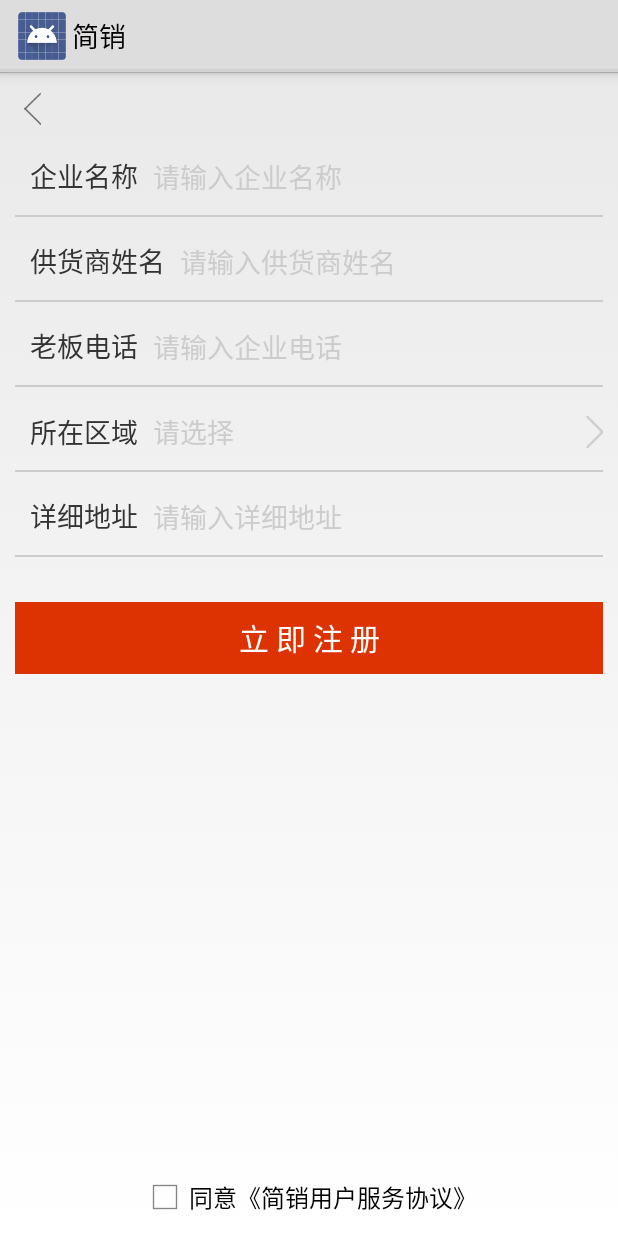
After one commit to chenmi1234/janepin.github, an Android app: the layout activity_register_area.xml on its own in the app's theme, with its tools: preview values and no code run, on a phone screen of 412 x 824 dp. The commit adds this screen. Run offline under Robolectric (Android 15) with nearby library versions, the phone set to English and light mode, and no system bars.

Commit message:
地址信息注册

```diff
--- a/app/src/main/AndroidManifest.xml
+++ b/app/src/main/AndroidManifest.xml
@@ -28,6 +28,7 @@
         <activity android:name="com.lianpos.activity.MainActivity"></activity>
         <activity android:name="com.lianpos.devfoucs.login.activity.RegisterActivity"></activity>
         <activity android:name="com.lianpos.devfoucs.login.activity.RegisterInfoActivity"></activity>
+        <activity android:name="com.lianpos.devfoucs.login.activity.RegisterAreaActivity"></activity>
     </application>
 
 </manifest>
--- /dev/null
+++ b/app/src/main/java/com/lianpos/devfoucs/login/activity/RegisterAreaActivity.java
@@ -0,0 +1,129 @@
+package com.lianpos.devfoucs.login.activity;
+
+import android.os.Bundle;
+import android.view.KeyEvent;
+import android.view.View;
+import android.widget.Button;
+import android.widget.EditText;
+import android.widget.ImageView;
+import android.widget.RelativeLayout;
+import android.widget.TextView;
+
+import com.lianpos.activity.R;
+import com.lianpos.firebase.BaseActivity;
+import com.lianpos.util.CheckInforUtils;
+
+/**
+ * Description:注册
+ * Created by wangshuai on 2017/10/31.
+ */
+
+public class RegisterAreaActivity extends BaseActivity implements View.OnClickListener {
+    // 企业名称
+    private EditText enterprise_name;
+    // 供货商名称
+    private EditText supplier_name;
+    // 老板电话
+    private EditText boss_phone;
+    // 区域选择
+    private RelativeLayout area_choose;
+    // 区域
+    private TextView area_text;
+    // 详细地址
+    private EditText detailed_address;
+    // 立即注册
+    private Button immediate_registration;
+    // 返回
+    private ImageView register_back;
+    // 手机号check
+    private TextView registerPhoneMessage;
+
+    @Override
+    protected void onCreate(Bundle savedInstanceState) {
+        super.onCreate(savedInstanceState);
+        setContentView(R.layout.activity_register);
+        init();
+    }
+
+    private void init() {
+        // 初始化控件
+        initActivity();
+        // 初始化点击事件
+        initEvent();
+        // 方法实现
+        funRealization();
+    }
+
+    /**
+     * 初始化控件
+     */
+    private void initActivity() {
+        // 企业名称
+        enterprise_name = (EditText) findViewById(R.id.enterprise_name);
+        // 供货商名称
+        supplier_name = (EditText) findViewById(R.id.supplier_name);
+        // 老板电话
+        boss_phone = (EditText) findViewById(R.id.boss_phone);
+        // 区域选择
+        area_choose = (RelativeLayout) findViewById(R.id.area_choose);
+        // 区域
+        area_text = (TextView) findViewById(R.id.area_text);
+        // 详细地址
+        detailed_address = (EditText) findViewById(R.id.detailed_address);
+        // 立即注册
+        immediate_registration = (Button) findViewById(R.id.immediate_registration);
+        // 返回
+        register_back = (ImageView) findViewById(R.id.register_back);
+        // 手机号验证
+        registerPhoneMessage = (TextView) findViewById(R.id.registerPhoneMessage);
+    }
+
+    /**
+     * 初始化点击事件
+     */
+    private void initEvent() {
+        // 区域选择
+        area_choose.setOnClickListener(this);
+        // 立即注册
+        immediate_registration.setOnClickListener(this);
+        // 返回
+        register_back.setOnClickListener(this);
+    }
+
+    /**
+     * 方法实现
+     */
+    private void funRealization() {
+        // PhoneNumber输入结束监听
+        boss_phone.setOnEditorActionListener(new TextView.OnEditorActionListener() {
+            @Override
+            public boolean onEditorAction(TextView v, int actionId, KeyEvent event) {
+                if (!boss_phone.getText().toString().isEmpty()) {
+                    if (CheckInforUtils.isMobile(boss_phone.getText().toString())) {
+                        registerPhoneMessage.setVisibility(View.GONE);
+                    } else {
+                        registerPhoneMessage.setVisibility(View.VISIBLE);
+                        registerPhoneMessage.setText("请输入正确的手机号");
+                    }
+                } else {
+                    registerPhoneMessage.setVisibility(View.VISIBLE);
+                    registerPhoneMessage.setText("请输入手机号");
+                }
+                return false;
+            }
+        });
+    }
+
+    @Override
+    public void onClick(View v) {
+        switch (v.getId()) {
+            case R.id.area_choose:
+                break;
+            case R.id.immediate_registration:
+                break;
+            case R.id.register_back:
+                finish();
+                break;
+        }
+    }
+}
--- a/app/src/main/java/com/lianpos/devfoucs/login/activity/RegisterInfoActivity.java
+++ b/app/src/main/java/com/lianpos/devfoucs/login/activity/RegisterInfoActivity.java
@@ -127,7 +127,7 @@ public class RegisterInfoActivity extends BaseActivity implements View.OnClickLi
                 break;
             case R.id.next_button:
                 Intent intent1 = new Intent();
-                intent1.setClass(RegisterInfoActivity.this, LoginActivity.class);
+                intent1.setClass(RegisterInfoActivity.this, RegisterAreaActivity.class);
                 startActivity(intent1);
                 break;
             case R.id.register_back:
--- /dev/null
+++ b/app/src/main/res/layout/activity_register_area.xml
@@ -0,0 +1,280 @@
+<?xml version="1.0" encoding="utf-8"?>
+<LinearLayout xmlns:android="http://schemas.android.com/apk/res/android"
+    android:layout_width="match_parent"
+    android:layout_height="match_parent"
+    android:orientation="vertical">
+
+    <RelativeLayout
+        android:layout_width="match_parent"
+        android:layout_height="50dp">
+
+        <ImageView
+            android:id="@+id/register_back"
+            android:layout_width="wrap_content"
+            android:layout_height="wrap_content"
+            android:layout_centerVertical="true"
+            android:layout_marginLeft="10dp"
+            android:src="@mipmap/bcak" />
+    </RelativeLayout>
+
+    <LinearLayout
+        android:layout_width="match_parent"
+        android:layout_height="wrap_content"
+        android:orientation="horizontal">
+
+        <TextView
+            android:layout_width="wrap_content"
+            android:layout_height="wrap_content"
+            android:layout_marginLeft="20dp"
+            android:text="企业名称"
+            android:textColor="#333333"
+            android:textSize="18dp" />
+
+        <RelativeLayout
+            android:layout_width="match_parent"
+            android:layout_height="40dp"
+            android:layout_marginLeft="10dp"
+            android:layout_marginRight="10dp">
+
+            <EditText
+                android:id="@+id/enterprise_name"
+                android:layout_width="match_parent"
+                android:layout_height="40dp"
+                android:background="@null"
+                android:hint="请输入企业名称"
+                android:inputType="number"
+                android:maxLength="11"
+                android:singleLine="true"
+                android:textColorHint="#cccccc" />
+
+        </RelativeLayout>
+    </LinearLayout>
+
+    <ImageView
+        android:layout_width="match_parent"
+        android:layout_height="1dp"
+        android:layout_marginBottom="10dp"
+        android:layout_marginLeft="10dp"
+        android:layout_marginRight="10dp"
+        android:layout_marginTop="5dp"
+        android:background="#cccccc" />
+
+    <LinearLayout
+        android:layout_width="match_parent"
+        android:layout_height="wrap_content"
+        android:orientation="horizontal">
+
+        <TextView
+            android:layout_width="wrap_content"
+            android:layout_height="wrap_content"
+            android:layout_marginLeft="20dp"
+            android:text="供货商姓名"
+            android:textColor="#333333"
+            android:textSize="18dp" />
+
+        <RelativeLayout
+            android:layout_width="match_parent"
+            android:layout_height="40dp"
+            android:layout_marginLeft="10dp"
+            android:layout_marginRight="10dp">
+
+            <EditText
+                android:id="@+id/supplier_name"
+                android:layout_width="match_parent"
+                android:layout_height="40dp"
+                android:background="@null"
+                android:digits="@string/filter_vcode"
+                android:hint="请输入供货商姓名"
+                android:inputType="textPassword"
+                android:maxLength="16"
+                android:singleLine="true"
+                android:textColorHint="#cccccc" />
+
+        </RelativeLayout>
+
+    </LinearLayout>
+
+    <ImageView
+        android:layout_width="match_parent"
+        android:layout_height="1dp"
+        android:layout_marginBottom="10dp"
+        android:layout_marginLeft="10dp"
+        android:layout_marginRight="10dp"
+        android:layout_marginTop="5dp"
+        android:background="#cccccc" />
+
+    <LinearLayout
+        android:layout_width="match_parent"
+        android:layout_height="wrap_content"
+        android:orientation="horizontal">
+
+        <TextView
+            android:layout_width="wrap_content"
+            android:layout_height="wrap_content"
+            android:layout_marginLeft="20dp"
+            android:text="老板电话"
+            android:textColor="#333333"
+            android:textSize="18dp" />
+
+        <RelativeLayout
+            android:layout_width="match_parent"
+            android:layout_height="40dp"
+            android:layout_marginLeft="10dp"
+            android:layout_marginRight="10dp">
+
+            <EditText
+                android:id="@+id/boss_phone"
+                android:layout_width="match_parent"
+                android:layout_height="40dp"
+                android:background="@null"
+                android:digits="@string/filter_vcode"
+                android:hint="请输入企业电话"
+                android:inputType="textPassword"
+                android:maxLength="16"
+                android:singleLine="true"
+                android:textColorHint="#cccccc" />
+
+        </RelativeLayout>
+
+    </LinearLayout>
+
+    <ImageView
+        android:layout_width="match_parent"
+        android:layout_height="1dp"
+        android:layout_marginBottom="10dp"
+        android:layout_marginLeft="10dp"
+        android:layout_marginRight="10dp"
+        android:layout_marginTop="5dp"
+        android:background="#cccccc" />
+
+    <TextView
+        android:id="@+id/registerPhoneMessage"
+        android:layout_width="wrap_content"
+        android:layout_height="wrap_content"
+        android:layout_marginLeft="20dp"
+        android:text="请输入正确手机号"
+        android:textColor="#ff0000"
+        android:visibility="gone" />
+
+    <LinearLayout
+        android:layout_width="match_parent"
+        android:layout_height="wrap_content"
+        android:orientation="horizontal">
+
+        <TextView
+            android:layout_width="wrap_content"
+            android:layout_height="wrap_content"
+            android:layout_gravity="center_vertical"
+            android:layout_marginLeft="20dp"
+            android:text="所在区域"
+            android:textColor="#333333"
+            android:textSize="18dp" />
+
+        <RelativeLayout
+            android:id="@+id/area_choose"
+            android:layout_width="match_parent"
+            android:layout_height="40dp"
+            android:layout_marginLeft="10dp"
+            android:layout_marginRight="10dp">
+
+            <TextView
+                android:id="@+id/area_text"
+                android:layout_width="wrap_content"
+                android:layout_height="wrap_content"
+                android:layout_centerVertical="true"
+                android:text="请选择"
+                android:textColor="#cccccc"
+                android:textSize="18dp" />
+
+            <ImageView
+                android:layout_width="wrap_content"
+                android:layout_height="wrap_content"
+                android:layout_alignParentRight="true"
+                android:layout_centerVertical="true"
+                android:src="@mipmap/many" />
+
+
+        </RelativeLayout>
+
+    </LinearLayout>
+
+    <ImageView
+        android:layout_width="match_parent"
+        android:layout_height="1dp"
+        android:layout_marginBottom="10dp"
+        android:layout_marginLeft="10dp"
+        android:layout_marginRight="10dp"
+        android:layout_marginTop="5dp"
+        android:background="#cccccc" />
+
+    <LinearLayout
+        android:layout_width="match_parent"
+        android:layout_height="wrap_content"
+        android:orientation="horizontal">
+
+        <TextView
+            android:layout_width="wrap_content"
+            android:layout_height="wrap_content"
+            android:layout_marginLeft="20dp"
+            android:text="详细地址"
+            android:textColor="#333333"
+            android:textSize="18dp" />
+
+        <RelativeLayout
+            android:layout_width="match_parent"
+            android:layout_height="40dp"
+            android:layout_marginLeft="10dp"
+            android:layout_marginRight="10dp">
+
+            <EditText
+                android:id="@+id/detailed_address"
+                android:layout_width="match_parent"
+                android:layout_height="40dp"
+                android:background="@null"
+                android:hint="请输入详细地址"
+                android:inputType="number"
+                android:maxLength="11"
+                android:singleLine="true"
+                android:textColorHint="#cccccc" />
+
+        </RelativeLayout>
+    </LinearLayout>
+
+    <ImageView
+        android:layout_width="match_parent"
+        android:layout_height="1dp"
+        android:layout_marginBottom="10dp"
+        android:layout_marginLeft="10dp"
+        android:layout_marginRight="10dp"
+        android:layout_marginTop="5dp"
+        android:background="#cccccc" />
+
+    <Button
+        android:id="@+id/immediate_registration"
+        android:layout_width="match_parent"
+        android:layout_height="wrap_content"
+        android:layout_gravity="center_horizontal"
+        android:layout_marginLeft="10dp"
+        android:layout_marginRight="10dp"
+        android:layout_marginTop="20dp"
+        android:background="#DD3302"
+        android:text="立 即 注 册"
+        android:textColor="#ffffff"
+        android:textSize="20dp" />
+
+    <RelativeLayout
+        android:layout_width="match_parent"
+        android:layout_height="match_parent"
+        android:orientation="horizontal">
+        <CheckBox
+            android:id="@+id/cb"
+            android:layout_width="wrap_content"
+            android:layout_height="wrap_content"
+            android:checked="false"
+            android:layout_centerHorizontal="true"
+            android:layout_marginBottom="10dp"
+            android:layout_alignParentBottom="true"
+            android:text="同意《简销用户服务协议》"></CheckBox>
+    </RelativeLayout>
+
+</LinearLayout>
```
Also changed, not shown: 13 other files.
